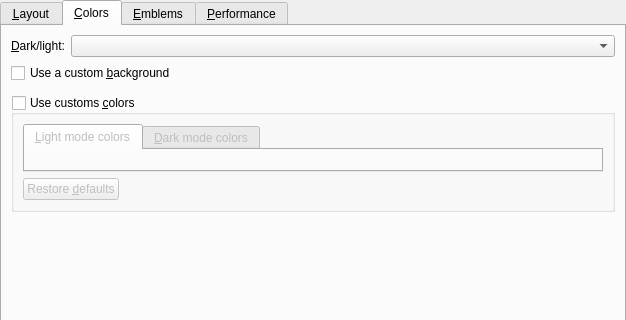
kovidgoyal/calibre, file src/calibre/gui2/preferences/look_feel_tabs/bookshelf_view.ui: the form before one commit; both pictures show x 0 to 626 and y 0 to 320 of the 626 by 520 pixel window.
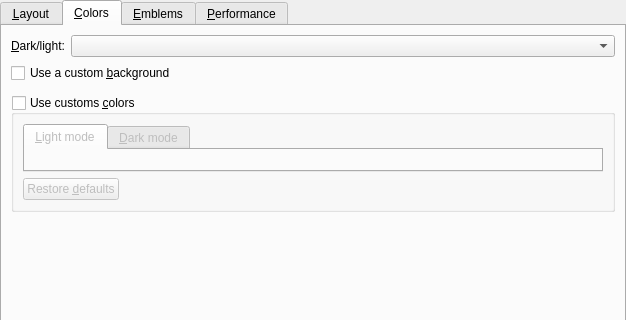
The form after the commit. The open tabs and pages were chosen to show the change. Icons and pictures are not drawn. Custom widgets are drawn as their Qt base class.

Commit message: Cleanup previous PR

```diff
--- a/src/calibre/gui2/preferences/look_feel_tabs/bookshelf_view.ui
+++ b/src/calibre/gui2/preferences/look_feel_tabs/bookshelf_view.ui
@@ -555,13 +555,13 @@
          </property>
          <widget class="QWidget" name="widget_1">
           <attribute name="title">
-           <string>&amp;Light mode colors</string>
+           <string>&amp;Light mode</string>
           </attribute>
           <layout class="QFormLayout" name="custom_colors_light_layout"/>
          </widget>
          <widget class="QWidget" name="widget_2">
           <attribute name="title">
-           <string>&amp;Dark mode colors</string>
+           <string>&amp;Dark mode</string>
           </attribute>
           <layout class="QFormLayout" name="custom_colors_dark_layout"/>
          </widget>
```
The commit also changes 2 other files.
